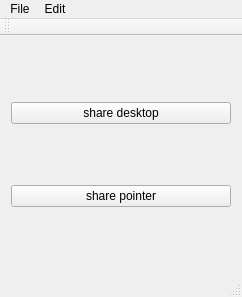
Before: the Qt Designer form src/uiclient/externalguimain.ui in sungwonnam/SAGENext, drawn with Qt 5.
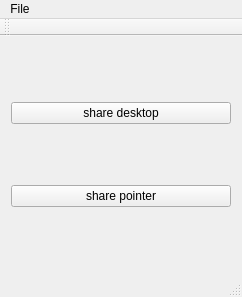
After: the same form once the commit is applied.

Patch:
```diff
--- a/src/uiclient/externalguimain.ui
+++ b/src/uiclient/externalguimain.ui
@@ -66,13 +66,7 @@
     <addaction name="actionNew_Connection"/>
     <addaction name="actionOpen_Media"/>
    </widget>
-   <widget class="QMenu" name="menuEdit">
-    <property name="title">
-     <string>Edit</string>
-    </property>
-   </widget>
    <addaction name="menuFile"/>
-   <addaction name="menuEdit"/>
   </widget>
   <widget class="QToolBar" name="mainToolBar">
    <attribute name="toolBarArea">
```
Left out of the diff: 13 changed lines with no effect on the pictures.
